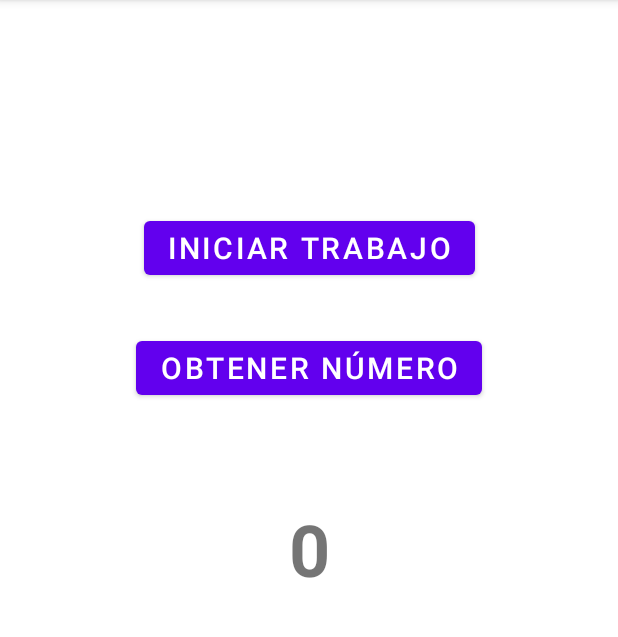
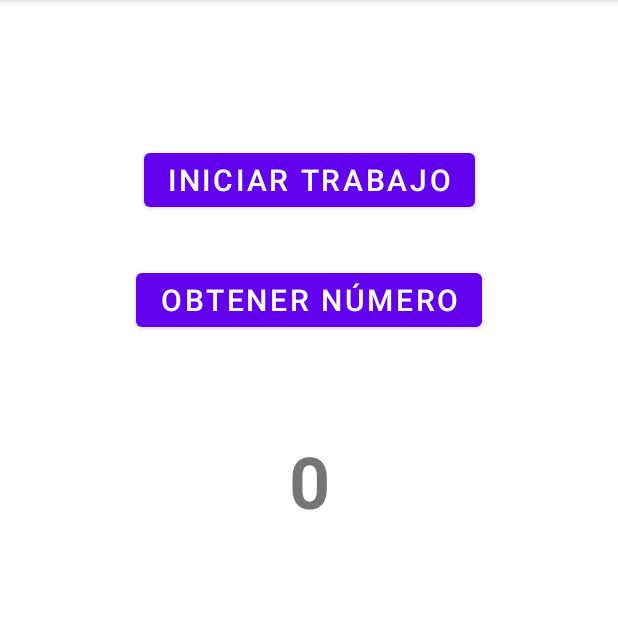
Before and after one commit to fcamussi/Android_con_Java, an Android app: the screen it shows after launch (MainActivity), after a tap on "OBTENER NÚMERO", on a phone screen of 412 x 824 dp, the part 84-721 px from its top. Run offline under Robolectric (Android 15) with nearby library versions, the phone set to English and light mode, and no system bars.

Commit message:
Practica16

```diff
--- a/Practica16/app/src/main/java/com/example/practica16/MainActivity.java
+++ b/Practica16/app/src/main/java/com/example/practica16/MainActivity.java
@@ -11,7 +11,7 @@ import android.widget.TextView;
 
 public class MainActivity extends AppCompatActivity {
 
-    TextView tv1, tv2;
+    TextView tv;
     NumeroAleatorio numeroAleatorio;
 
     @Override
@@ -19,8 +19,7 @@ public class MainActivity extends AppCompatActivity {
         super.onCreate(savedInstanceState);
         setContentView(R.layout.activity_main);
 
-        tv1 = findViewById(R.id.textView);
-        tv2 = findViewById(R.id.textView2);
+        tv = findViewById(R.id.textView);
     }
 
     public void iniciarTrabajoOnClick(View view) {
@@ -29,7 +28,7 @@ public class MainActivity extends AppCompatActivity {
     }
 
     public void obtenerNumeroOnClick(View view) {
-        tv2.setText(String.valueOf(NumeroAleatorio.get()));
+        tv.setText(String.valueOf(NumeroAleatorio.get()));
     }
 
 }
--- a/Practica16/app/src/main/res/layout/activity_main.xml
+++ b/Practica16/app/src/main/res/layout/activity_main.xml
@@ -10,14 +10,14 @@
         android:id="@+id/button"
         android:layout_width="wrap_content"
         android:layout_height="wrap_content"
-        android:layout_marginTop="64dp"
+        android:layout_marginTop="96dp"
         android:onClick="iniciarTrabajoOnClick"
         android:text="@string/iniciar_trabajo"
         android:textSize="20sp"
         app:layout_constraintEnd_toEndOf="parent"
         app:layout_constraintHorizontal_bias="0.5"
         app:layout_constraintStart_toStartOf="parent"
-        app:layout_constraintTop_toBottomOf="@+id/textView" />
+        app:layout_constraintTop_toTopOf="parent" />
 
     <Button
         android:id="@+id/button3"
@@ -36,17 +36,6 @@
         android:id="@+id/textView"
         android:layout_width="wrap_content"
         android:layout_height="wrap_content"
-        android:layout_marginTop="32dp"
-        android:textSize="34sp"
-        android:textStyle="bold"
-        app:layout_constraintEnd_toEndOf="parent"
-        app:layout_constraintStart_toStartOf="parent"
-        app:layout_constraintTop_toTopOf="parent" />
-
-    <TextView
-        android:id="@+id/textView2"
-        android:layout_width="wrap_content"
-        android:layout_height="wrap_content"
         android:layout_marginTop="64dp"
         android:textSize="48sp"
         android:textStyle="bold"
```
